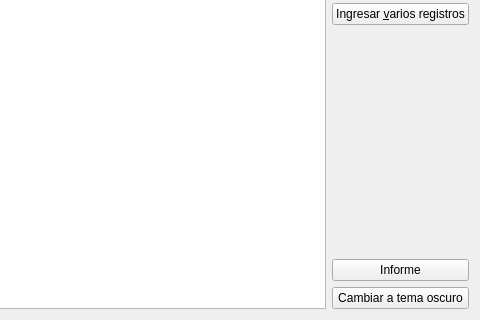
Above: widget.ui from lincolningaroca/SimpleApp before the change; both pictures show x 279 to 759 and y 120 to 440 of the 759 by 440 pixel window. Below: the same form after it.
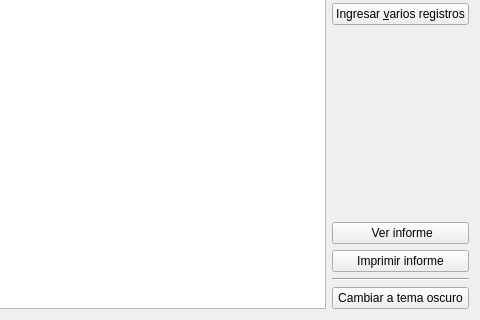
That is the form after the change.

Commit message: agregado boton, que permite imprimir el reporte directamente.

Patch:
```diff
--- a/widget.ui
+++ b/widget.ui
@@ -13,6 +13,9 @@
   <property name="windowTitle">
    <string>Widget</string>
   </property>
+  <property name="styleSheet">
+   <string notr="true"/>
+  </property>
   <layout class="QVBoxLayout" name="verticalLayout_2">
    <item>
     <layout class="QHBoxLayout" name="horizontalLayout">
@@ -112,7 +115,21 @@
        <item>
         <widget class="QPushButton" name="pushButton_2">
          <property name="text">
-          <string>Informe</string>
+          <string> Ver informe</string>
+         </property>
+        </widget>
+       </item>
+       <item>
+        <widget class="QPushButton" name="pushButton_3">
+         <property name="text">
+          <string>Imprimir informe</string>
+         </property>
+        </widget>
+       </item>
+       <item>
+        <widget class="Line" name="line">
+         <property name="orientation">
+          <enum>Qt::Horizontal</enum>
          </property>
         </widget>
        </item>
```
The commit also changes 11 other files.
